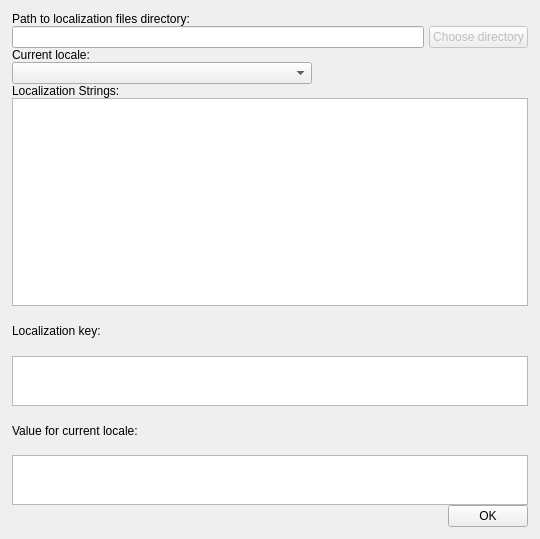
Qt form Tools/UIEditor/UI/localizationeditordialog.ui (xaoctech/dava.engine) before a commit.
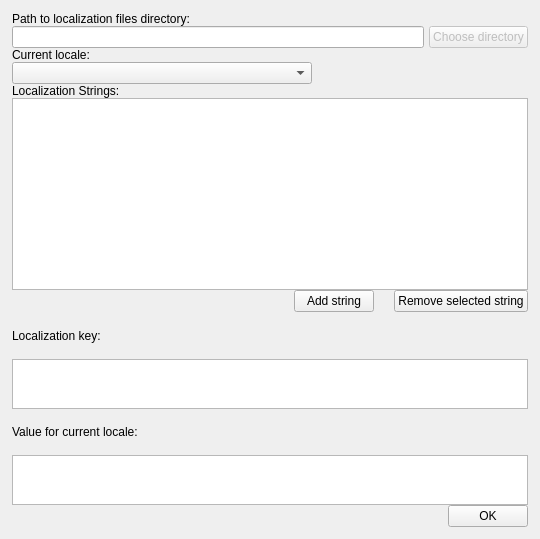
The same form after that commit.

Commit message: [DF-795] is fixed.

```diff
--- a/Tools/UIEditor/UI/localizationeditordialog.ui
+++ b/Tools/UIEditor/UI/localizationeditordialog.ui
@@ -130,6 +130,53 @@
          </property>
         </widget>
        </item>
+       <item>
+        <layout class="QHBoxLayout" name="horizontalLayout_9">
+         <item>
+          <spacer name="horizontalSpacer_3">
+           <property name="orientation">
+            <enum>Qt::Horizontal</enum>
+           </property>
+           <property name="sizeHint" stdset="0">
+            <size>
+             <width>40</width>
+             <height>20</height>
+            </size>
+           </property>
+          </spacer>
+         </item>
+         <item>
+          <widget class="QPushButton" name="addStringButton">
+           <property name="text">
+            <string>Add string</string>
+           </property>
+          </widget>
+         </item>
+         <item>
+          <spacer name="horizontalSpacer_4">
+           <property name="orientation">
+            <enum>Qt::Horizontal</enum>
+           </property>
+           <property name="sizeType">
+            <enum>QSizePolicy::Fixed</enum>
+           </property>
+           <property name="sizeHint" stdset="0">
+            <size>
+             <width>20</width>
+             <height>20</height>
+            </size>
+           </property>
+          </spacer>
+         </item>
+         <item>
+          <widget class="QPushButton" name="removeStringButton">
+           <property name="text">
+            <string>Remove selected string</string>
+           </property>
+          </widget>
+         </item>
+        </layout>
+       </item>
       </layout>
      </item>
      <item row="6" column="0">
```
Left out of the diff: 3 changed lines with no effect on the pictures. The commit also changes 2 other files.
